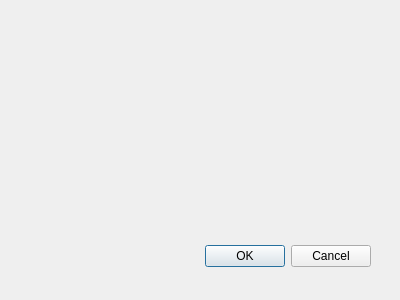
Above: cliente_1/dialoggrafos.ui from danialvaradob/Datos_Sockets_3 before the change. Below: the same form after it.
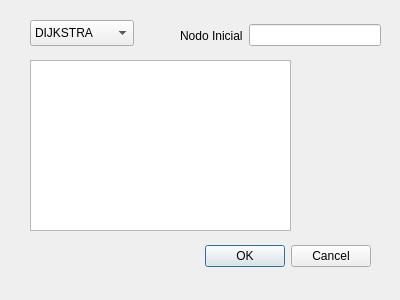
That is the form after the change.

The edit to the form file:
```diff
--- a/cliente_1/dialoggrafos.ui
+++ b/cliente_1/dialoggrafos.ui
@@ -31,6 +31,63 @@
     <set>QDialogButtonBox::Cancel|QDialogButtonBox::Ok</set>
    </property>
   </widget>
+  <widget class="QWidget" name="horizontalLayoutWidget">
+   <property name="geometry">
+    <rect>
+     <x>180</x>
+     <y>10</y>
+     <width>201</width>
+     <height>51</height>
+    </rect>
+   </property>
+   <layout class="QHBoxLayout" name="horizontalLayout">
+    <item>
+     <widget class="QLabel" name="label">
+      <property name="text">
+       <string>Nodo Inicial</string>
+      </property>
+     </widget>
+    </item>
+    <item>
+     <widget class="QLineEdit" name="lineEdit"/>
+    </item>
+   </layout>
+  </widget>
+  <widget class="QPlainTextEdit" name="plainTextEdit">
+   <property name="geometry">
+    <rect>
+     <x>30</x>
+     <y>60</y>
+     <width>261</width>
+     <height>171</height>
+    </rect>
+   </property>
+  </widget>
+  <widget class="QComboBox" name="comboBox">
+   <property name="geometry">
+    <rect>
+     <x>30</x>
+     <y>20</y>
+     <width>104</width>
+     <height>26</height>
+    </rect>
+   </property>
+   <item>
+    <property name="text">
+     <string>DIJKSTRA</string>
+    </property>
+   </item>
+   <item>
+    <property name="text">
+     <string>KRUSKAL</string>
+    </property>
+   </item>
+   <item>
+    <property name="text">
+     <string>PRIM</string>
+    </property>
+   </item>
+  </widget>
  </widget>
  <pixmapfunction/>
  <resources/>
```
Left out of the diff: 5 changed lines with no effect on the pictures.
